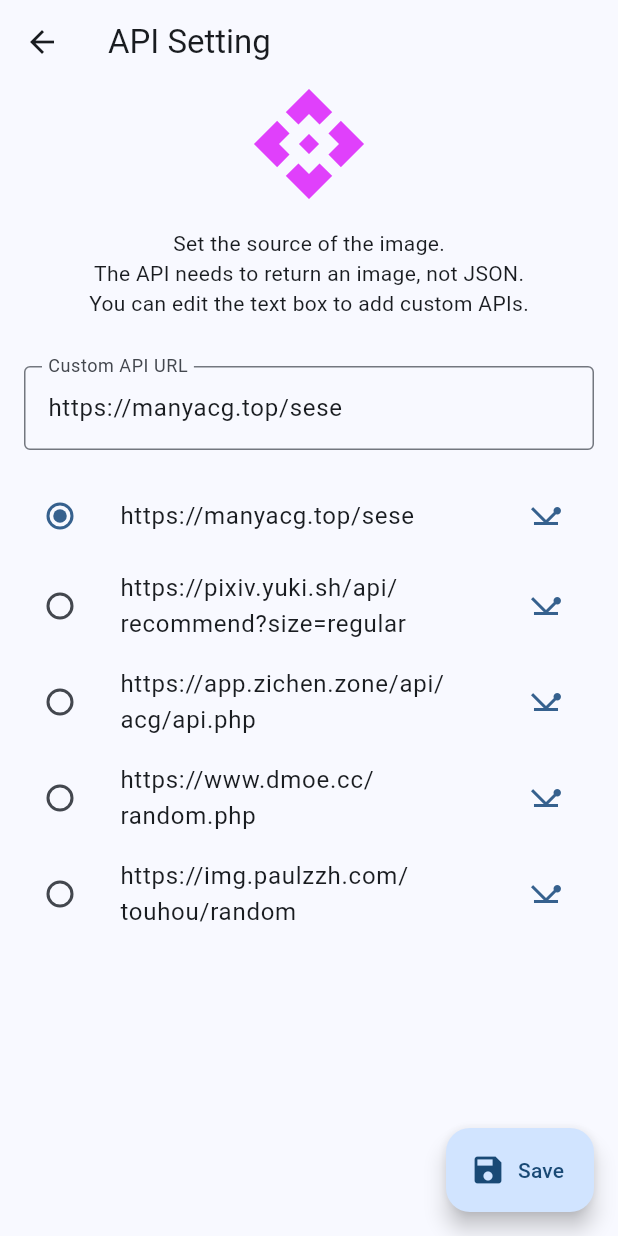
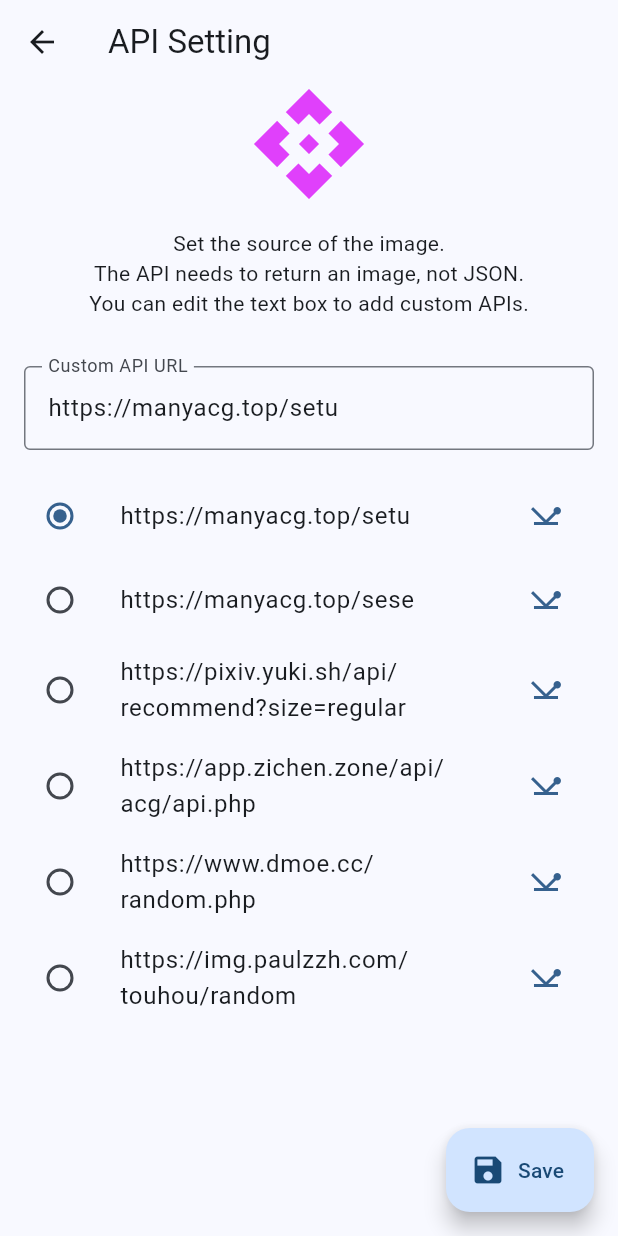
Before and after one commit to KSSJW/lucky-artwork, a Flutter app: the ApiSetting screen opened directly, on a phone screen of 412 x 824 dp. Run offline on Flutter 3.47's test engine with Material 3 defaults, Android fonts, the light colour scheme and no system bars; our stand-ins replace flutter_phoenix, flutter_spinkit, package_info_plus, permission_handler, pub_semver, shared_preferences and 1 more; missing offline and left inert: image_gallery_saver_plus, system_info3; accounts and stored records are empty.

Commit message:
1.6.3 (Refactor Fix) API Icon
- Refactor: The default API has been adjusted.
- Fix: The issue of incorrect icon paths in AppImage has been fixed.

```diff
--- a/lib/setting/api/api_setting.dart
+++ b/lib/setting/api/api_setting.dart
@@ -16,6 +16,7 @@
   String selectedApi = "";
 
   final List<String> builtInApis = [
+    "https://manyacg.top/setu",
     "https://manyacg.top/sese",
     "https://pixiv.yuki.sh/api/recommend?size=regular",
     "https://app.zichen.zone/api/acg/api.php",
--- a/lib/util/function_util.dart
+++ b/lib/util/function_util.dart
@@ -77,7 +77,7 @@
   Future<String> getAPI() async {
     var prefs = await SharedPreferences.getInstance();
 
-    return prefs.getString("api_url") ?? "https://manyacg.top/sese";  // Fallback
+    return prefs.getString("api_url") ?? "https://manyacg.top/setu";  // Fallback
   }
 }
 
--- a/pubspec.yaml
+++ b/pubspec.yaml
@@ -16,7 +16,7 @@
 # https://developer.apple.com/library/archive/documentation/General/Reference/InfoPlistKeyReference/Articles/CoreFoundationKeys.html
 # In Windows, build-name is used as the major, minor, and patch parts
 # of the product and file versions while build-number is used as the build suffix.
-version: 1.6.2+54
+version: 1.6.3+55
 
 environment:
   sdk: ^3.11.1
```
Also changed, not shown: LuckyArtwork.AppDir/lucky-artwork.png, 1 other file.
